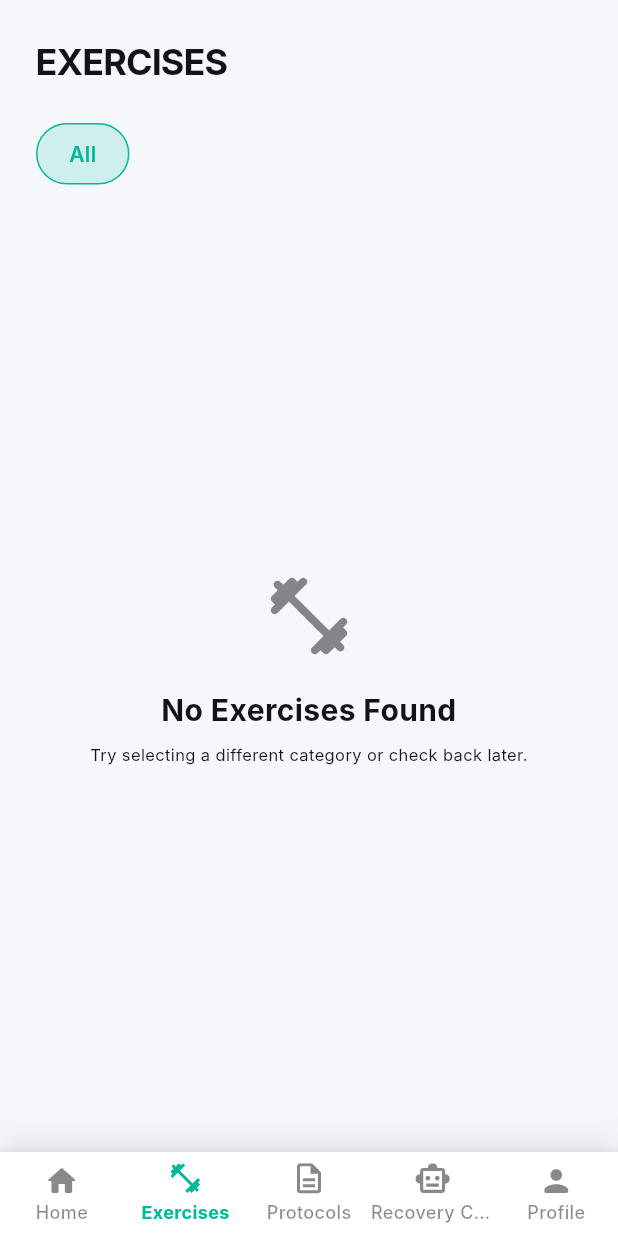
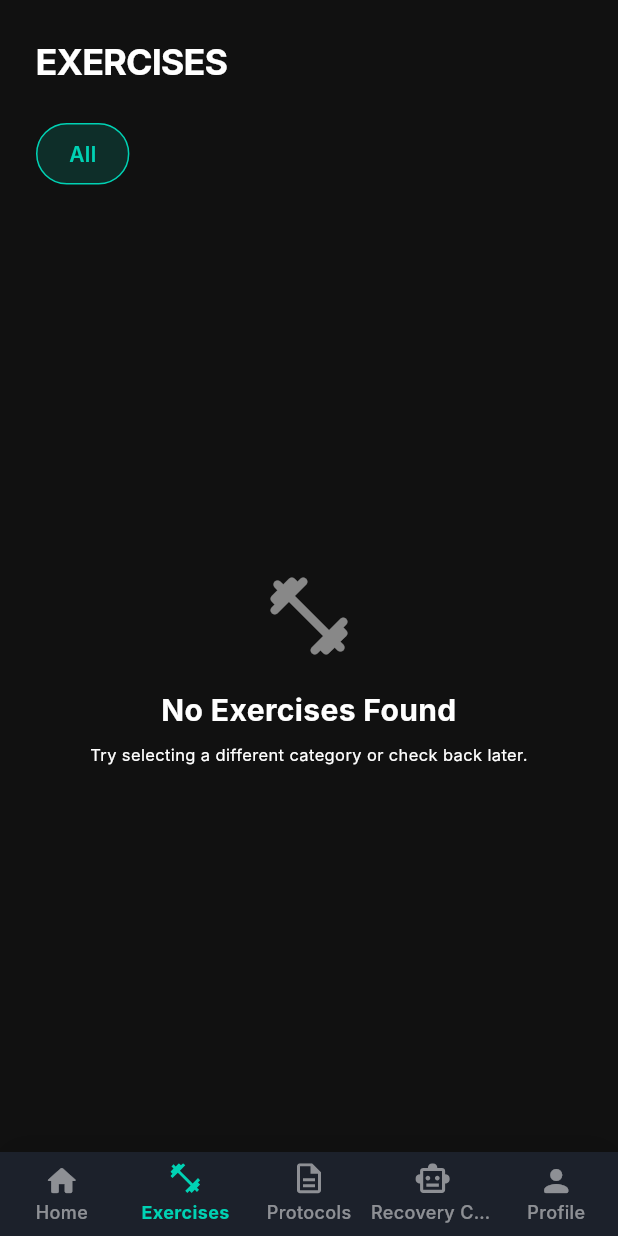
Before and after one commit to AmrelsayeD222/K_Rehab, a Flutter app: the screen it shows once a user with an empty profile is signed in, item 2 of the bottom bar chosen, on a phone screen of 412 x 824 dp. Run offline on Flutter 3.47's test engine with Material 3 defaults, Android fonts, the light colour scheme and no system bars; our stand-ins replace cached_network_image, dartz, dio, equatable, firebase_core, flutter_animate and 10 more; accounts and stored records are empty; network calls fail; Roboto replaces fonts that are missing (Inter).

Commit message:
dominate dark theme and solve color of chat buble

```diff
--- a/lib/core/manager/theme_cubit.dart
+++ b/lib/core/manager/theme_cubit.dart
@@ -9,7 +9,7 @@ class ThemeCubit extends Cubit<ThemeMode> {
 
   static ThemeMode _loadSavedTheme() {
     final isDark = CacheHelper.getData(key: _themeKey) as bool?;
-    if (isDark == null) return ThemeMode.system;
+    if (isDark == null) return ThemeMode.dark;
     return isDark ? ThemeMode.dark : ThemeMode.light;
   }
 
--- a/lib/features/recoveryCoach/presentation/widgets/chat_bubble.dart
+++ b/lib/features/recoveryCoach/presentation/widgets/chat_bubble.dart
@@ -24,7 +24,7 @@ class ChatBubble extends StatelessWidget {
           ),
           padding: const EdgeInsets.symmetric(horizontal: 14, vertical: 10),
           decoration: BoxDecoration(
-            color: isUser ? colors.primary : colors.onPrimary,
+            color: isUser ? colors.primary : colors.surface,
             borderRadius: BorderRadius.only(
               topLeft: const Radius.circular(16),
               topRight: const Radius.circular(16),
```
